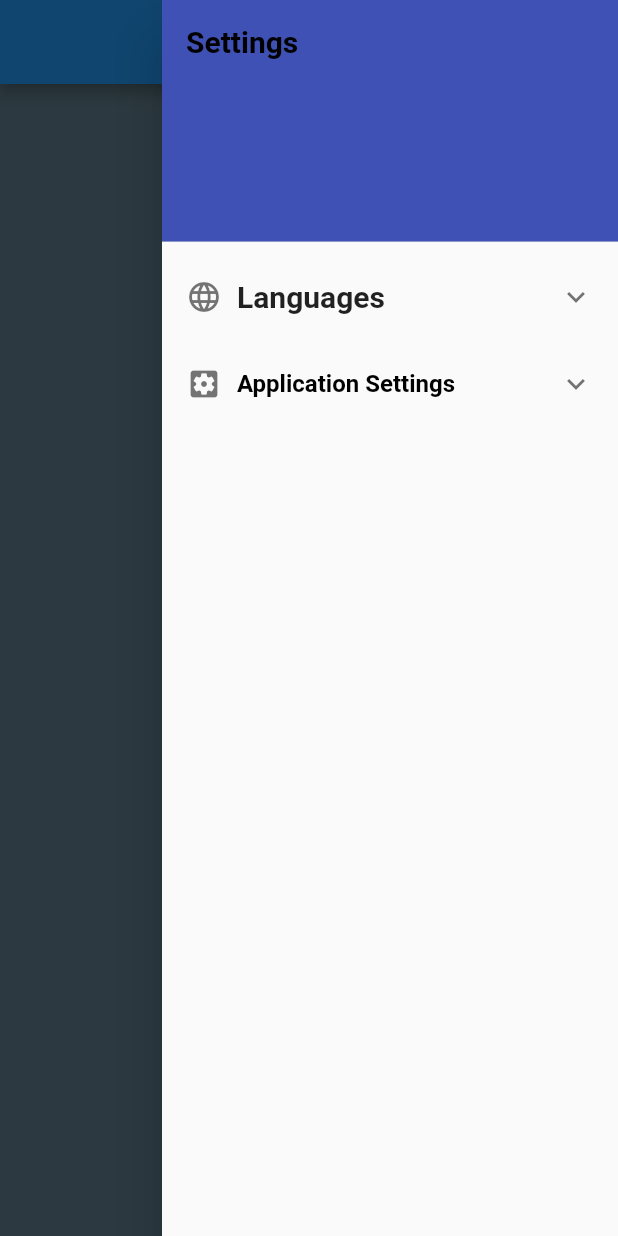
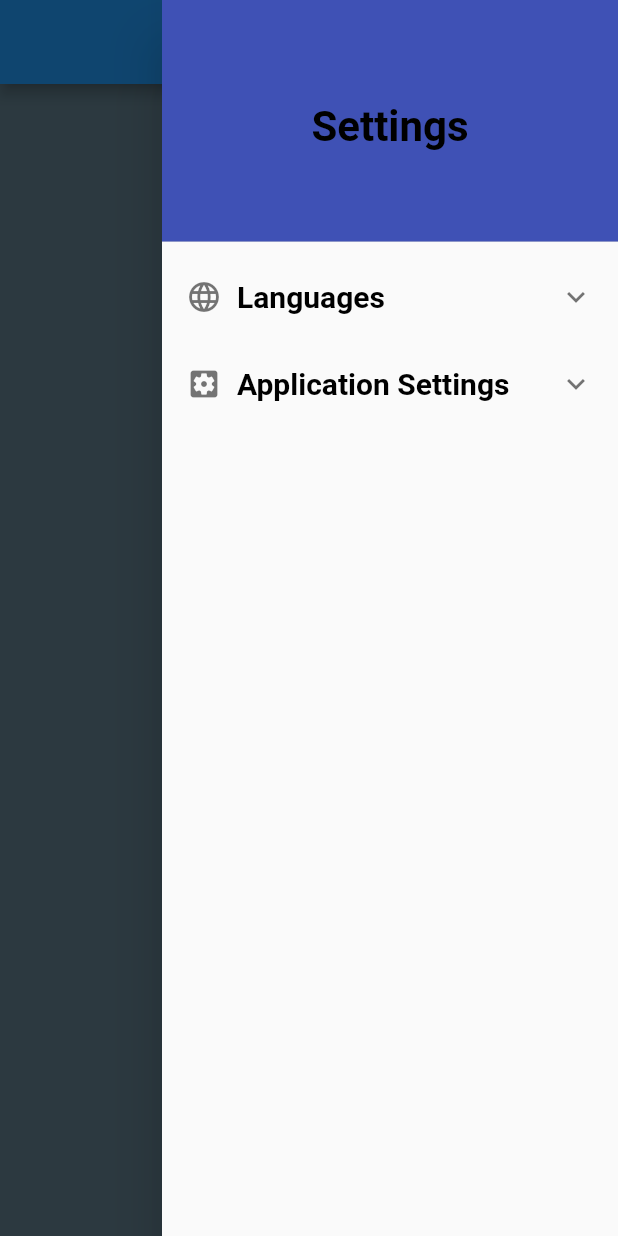
Before and after one commit to ulascancmgl/getready, a Flutter app: the screen it shows after launch, with the side drawer open, on a phone screen of 412 x 824 dp. Run offline on Flutter 3.47's test engine with Material 2 defaults, Android fonts, the phone set to English and light mode, and no system bars; our stand-ins replace shared_preferences.

Commit message:
small frontend optimization

```diff
--- a/lib/style/settings_drawer.dart
+++ b/lib/style/settings_drawer.dart
@@ -23,9 +23,12 @@ class AppDrawer extends StatelessWidget {
             decoration: BoxDecoration(
               color: Colors.indigo,
             ),
-            child: Text(
-              languageUtils.getTranslatedString('Settings'),
-              style: AppStyles.bodyLargeText,
+            child: Center(
+              child: Text(
+                languageUtils.getTranslatedString('Settings'),
+                style: AppStyles.bodyExtraLargeText,
+                textAlign: TextAlign.center,
+              ),
             ),
           ),
           ExpansionTile(
@@ -33,7 +36,10 @@ class AppDrawer extends StatelessWidget {
               children: [
                 Icon(Icons.language_sharp, size: 24),
                 SizedBox(width: 10),
-                Text(languageUtils.getTranslatedString('Languages')),
+                Text(
+                  languageUtils.getTranslatedString('Languages'),
+                  style: AppStyles.bodyLargeText,
+                ),
               ],
             ),
             children: [
@@ -42,7 +48,10 @@ class AppDrawer extends StatelessWidget {
                   children: [
                     Text('🇺🇸', style: TextStyle(fontSize: 24)),
                     SizedBox(width: 10),
-                    Text('English'),
+                    Text(
+                      'English',
+                      style: AppStyles.bodyMediumText,
+                    ),
                   ],
                 ),
                 onTap: () {
@@ -55,7 +64,10 @@ class AppDrawer extends StatelessWidget {
                   children: [
                     Text('🇹🇷', style: TextStyle(fontSize: 24)),
                     SizedBox(width: 10),
-                    Text('Türkçe'),
+                    Text(
+                      'Türkçe',
+                      style: AppStyles.bodyMediumText,
+                    ),
                   ],
                 ),
                 onTap: () {
@@ -68,7 +80,10 @@ class AppDrawer extends StatelessWidget {
                   children: [
                     Text('🇫🇷', style: TextStyle(fontSize: 24)),
                     SizedBox(width: 10),
-                    Text('Français'),
+                    Text(
+                      'Français',
+                      style: AppStyles.bodyMediumText,
+                    ),
                   ],
                 ),
                 onTap: () {
@@ -85,7 +100,7 @@ class AppDrawer extends StatelessWidget {
                 SizedBox(width: 10),
                 Text(
                   languageUtils.getTranslatedString('Application Settings'),
-                  style: AppStyles.bodyMediumText,
+                  style: AppStyles.bodyLargeText,
                 ),
               ],
             ),
@@ -97,7 +112,7 @@ class AppDrawer extends StatelessWidget {
                     Text(
                       languageUtils
                           .getTranslatedString('Clear Application Data'),
-                      style: AppStyles.bodySmallText,
+                      style: AppStyles.bodyMediumText,
                     ),
                   ],
                 ),
@@ -110,7 +125,7 @@ class AppDrawer extends StatelessWidget {
                     Text(
                       languageUtils
                           .getTranslatedString('Change Background Color'),
-                      style: AppStyles.bodySmallText,
+                      style: AppStyles.bodyMediumText,
                     ),
                   ],
                 ),
--- a/lib/style/style.dart
+++ b/lib/style/style.dart
@@ -19,6 +19,12 @@ class AppStyles {
     color: Colors.black,
   );
 
+  static const TextStyle bodyExtraLargeText = TextStyle(
+    fontSize: 28,
+    fontWeight: FontWeight.bold,
+    color: Colors.black,
+  );
+
   static final ButtonStyle elevatedButtonStyle = ElevatedButton.styleFrom(
     textStyle: bodyMediumText,
     fixedSize: Size(150, 50),
--- a/lib/utils/lang.dart
+++ b/lib/utils/lang.dart
@@ -54,7 +54,7 @@ Map<String, Map<String, String>> allTranslations = {
     'Deep Purple': 'Violet Foncé',
     'Indigo': 'Indigo',
     'Change Background Color': 'Changer la couleur',
-    'Application Settings': 'Paramètres de l\'application',
+    'Application Settings': 'Réglages',
     'Clear Application Data': 'Effacer données',
     'Languages': 'Langues',
     'Settings': 'Paramètres',
```
Also changed, not shown: lib/style/theme_changer.dart (+53 -13 lines).
